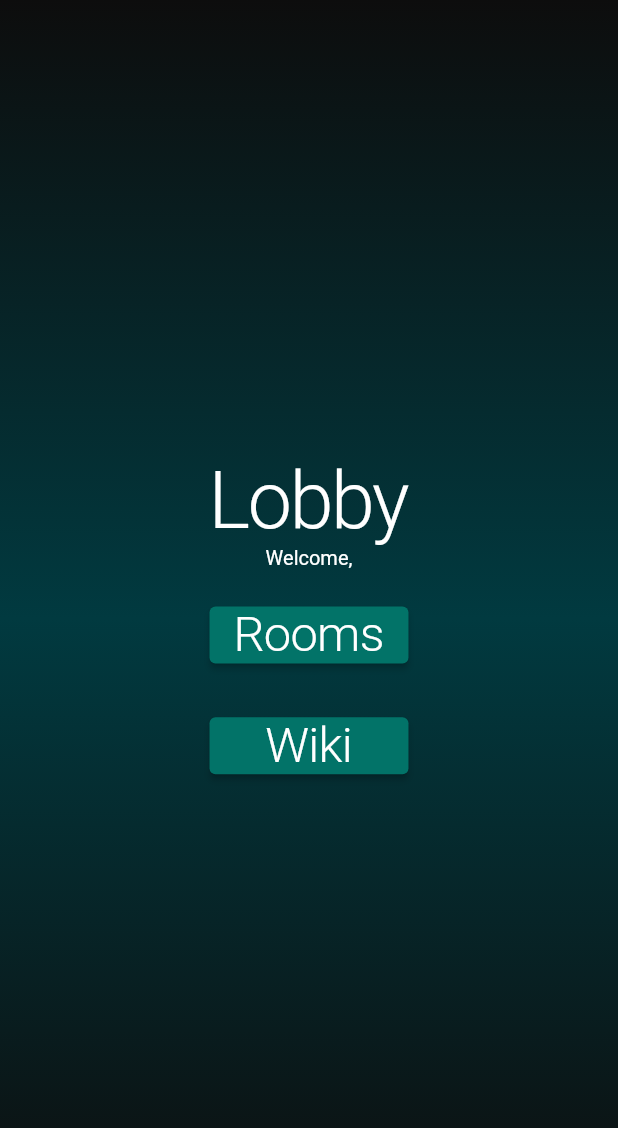
After one commit to ItayElf/Malory, a Flutter app: the Lobby screen opened by its route, on a phone screen of 412 x 824 dp. The commit adds this screen. Shown: the top 1128 px of the screen. Run offline on Flutter 3.47's test engine with Material 2 defaults, Android fonts, the light colour scheme and no system bars; our stand-ins replace google_fonts.

Commit message:
lobby screen

```diff
--- a/lib/screens/auth_screen.dart
+++ b/lib/screens/auth_screen.dart
@@ -33,12 +33,14 @@ class _AuthScreenState extends State<AuthScreen> {
     }
 
     Client.handleExceptions(context, () async {
+      bool ans;
       if (widget.register) {
-        bool ans = await Client.registerUser(username.text, password.text);
-        print(ans);
+        ans = await Client.registerUser(username.text, password.text);
       } else {
-        bool ans = await Client.verifyUser(username.text, password.text);
-        print(ans);
+        ans = await Client.verifyUser(username.text, password.text);
+      }
+      if (ans) {
+        Navigator.of(context).pushNamed("/lobby");
       }
     });
   }
--- /dev/null
+++ b/lib/screens/lobby_screen.dart
@@ -0,0 +1,68 @@
+import 'package:flutter/material.dart';
+import 'package:malory/services/client.dart';
+import 'package:malory/utils.dart';
+
+class Lobby extends StatelessWidget {
+  const Lobby({Key? key}) : super(key: key);
+
+  @override
+  Widget build(BuildContext context) {
+    return LayoutBuilder(
+      builder: (context, constraints) => Container(
+        decoration: const BoxDecoration(
+          gradient: LinearGradient(
+            begin: Alignment.topCenter,
+            end: Alignment.bottomCenter,
+            colors: [Color(0xff0d0d0d), Color(0xff013a40), Color(0xff0d0d0d)],
+          ),
+        ),
+        child: Center(
+          child: IntrinsicWidth(
+            child: Column(
+              crossAxisAlignment: CrossAxisAlignment.stretch,
+              mainAxisSize: MainAxisSize.min,
+              children: [
+                Text(
+                  "Lobby",
+                  style: Theme.of(context).textTheme.headline1,
+                  textAlign: TextAlign.center,
+                ),
+                Text(
+                  "Welcome, ${Client.username}",
+                  style: Theme.of(context).textTheme.headline5,
+                  textAlign: TextAlign.center,
+                ),
+                SizedBox(
+                  height: convert(25),
+                ),
+                ElevatedButton(
+                  style: ElevatedButton.styleFrom(
+                    primary: Theme.of(context).primaryColor,
+                  ),
+                  onPressed: () {},
+                  child: Text(
+                    "Rooms",
+                    style: Theme.of(context).textTheme.headline2,
+                  ),
+                ),
+                SizedBox(
+                  height: convert(35),
+                ),
+                ElevatedButton(
+                  style: ElevatedButton.styleFrom(
+                    primary: Theme.of(context).primaryColor,
+                  ),
+                  onPressed: () {},
+                  child: Text(
+                    "Wiki",
+                    style: Theme.of(context).textTheme.headline2,
+                  ),
+                ),
+              ],
+            ),
+          ),
+        ),
+      ),
+    );
+  }
+}
--- a/lib/services/client.dart
+++ b/lib/services/client.dart
@@ -14,7 +14,7 @@ class Client {
   static String _useranme = "";
   static String _password = "";
 
-  String get username => _useranme;
+  static String get username => _useranme;
 
   //TODO make better
   static handleExceptions(BuildContext context, Function f) async {
--- a/lib/services/router.dart
+++ b/lib/services/router.dart
@@ -2,6 +2,7 @@ import 'package:flutter/cupertino.dart';
 import 'package:flutter/material.dart';
 import 'package:malory/screens/auth_screen.dart';
 import 'package:malory/screens/home_screen.dart';
+import 'package:malory/screens/lobby_screen.dart';
 import 'package:malory/services/custom_page_route.dart';
 
 class RouterHelper {
@@ -24,6 +25,11 @@ class RouterHelper {
           settings: settings,
           builder: (_) => const AuthScreen(register: true),
         );
+      case "/lobby":
+        return CustomPageRoute(
+          builder: (_) => const Lobby(),
+          settings: settings,
+        );
       default:
         return CustomPageRoute(
           settings: settings,
```
